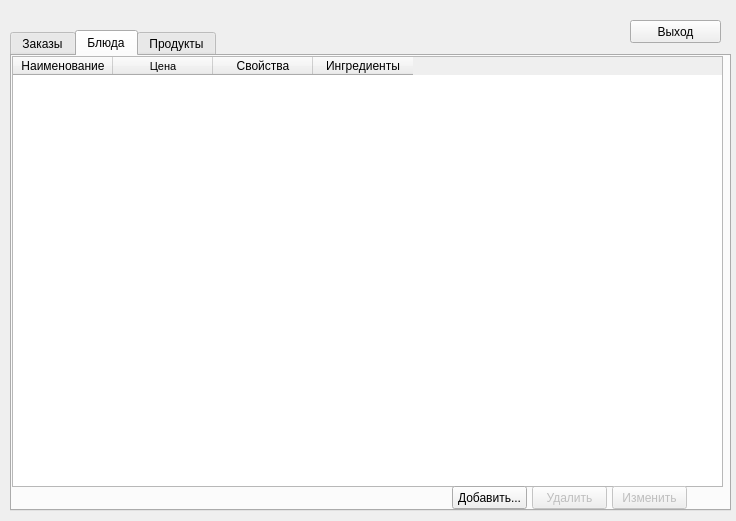
This is adminmenu.ui in 244sinfall/fastfoodDeliveryAggregator as Qt 5 draws it before an edit. The edited form follows.
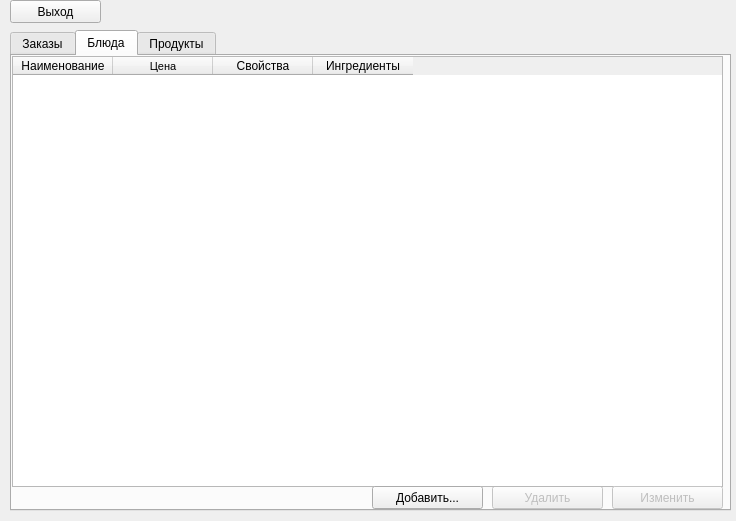
This is the edited form. The open tabs and pages were chosen to show the change.

Commit message: под макос

Patch:
```diff
--- a/adminmenu.ui
+++ b/adminmenu.ui
@@ -53,9 +53,9 @@
      </property>
      <property name="geometry">
       <rect>
-       <x>520</x>
+       <x>480</x>
        <y>430</y>
-       <width>75</width>
+       <width>111</width>
        <height>23</height>
       </rect>
      </property>
@@ -118,7 +118,7 @@
       <rect>
        <x>600</x>
        <y>430</y>
-       <width>75</width>
+       <width>111</width>
        <height>23</height>
       </rect>
      </property>
@@ -129,9 +129,9 @@
     <widget class="QPushButton" name="addFoodButton">
      <property name="geometry">
       <rect>
-       <x>440</x>
+       <x>360</x>
        <y>430</y>
-       <width>75</width>
+       <width>111</width>
        <height>23</height>
       </rect>
      </property>
@@ -142,9 +142,9 @@
     <widget class="QLabel" name="foodStatusLabel">
      <property name="geometry">
       <rect>
-       <x>220</x>
+       <x>0</x>
        <y>430</y>
-       <width>201</width>
+       <width>361</width>
        <height>20</height>
       </rect>
      </property>
@@ -282,8 +282,8 @@
   <widget class="QPushButton" name="adminExitButton">
    <property name="geometry">
     <rect>
-     <x>630</x>
-     <y>20</y>
+     <x>10</x>
+     <y>0</y>
      <width>91</width>
      <height>23</height>
     </rect>
```
Left out of the diff: 10 changed lines with no effect on the pictures.
